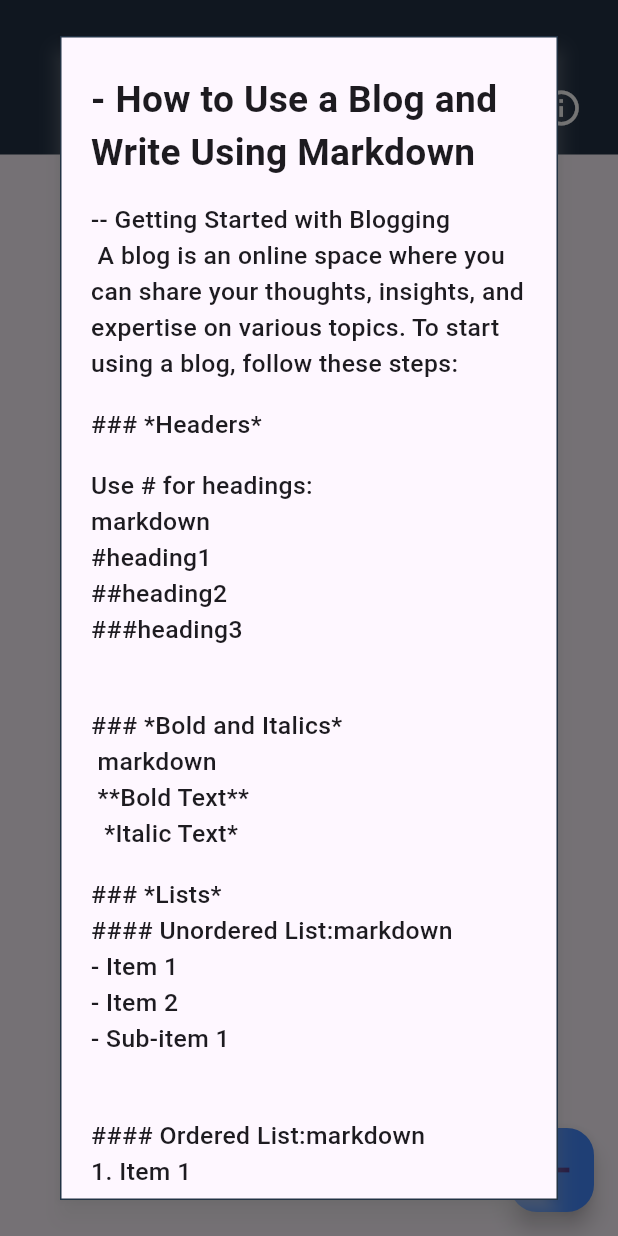
After one commit to HackSlashNITP/communityapp, a Flutter app: the Blog_Page screen opened directly, after a tap on the "info outline" icon, on a phone screen of 412 x 824 dp. The commit adds this screen. Run offline on Flutter 3.47's test engine with Material 3 defaults, Android fonts, the phone set to English and light mode, and no system bars; our stand-ins replace carousel_slider, cloud_firestore, dots_indicator, file_picker, firebase_auth, firebase_core and 16 more; missing offline and left inert: agora_rtc_engine, cloudinary_api, cloudinary_url_gen; accounts and stored records are empty.

Commit message:
Blog Page Added

```diff
--- /dev/null
+++ b/lib/controllers/blog_controller.dart
@@ -0,0 +1,88 @@
+import 'dart:io';
+
+import 'package:cloud_firestore/cloud_firestore.dart';
+import 'package:cloudinary_api/uploader/cloudinary_uploader.dart';
+import 'package:cloudinary_url_gen/cloudinary.dart';
+
+import 'package:flutter/material.dart';
+import 'package:flutter_dotenv/flutter_dotenv.dart';
+import 'package:get/get.dart';
+import 'package:image_picker/image_picker.dart';
+
+class BlogController  extends GetxController{
+  RxBool _isLoading=false.obs;
+  bool get isLoading=>_isLoading.value;
+  final controller  = TextEditingController().obs;
+  Rx<File?> localImage = Rx<File?>(null);
+
+
+
+  RxString imageUrl=''.obs;
+
+
+  void changeLoad(){
+    _isLoading.value = !_isLoading.value;
+  }
+
+  // for getting image from gallery
+ Future getImage() async{
+  print("🔑 Loaded Cloudinary API Key: ${dotenv.env['CloudinaryApi']}");
+    // initializing image picker
+    final ImagePicker picker=ImagePicker();
+    final XFile? image=await picker.pickImage(source: ImageSource.gallery,imageQuality: 60,maxWidth: 800,maxHeight: 600);
+
+    if(image!=null){
+     final imageFile = File(image.path);
+     localImage.value = imageFile;
+
+
+      var cloudinary = Cloudinary.fromStringUrl(
+          'cloudinary://239118281366527:${dotenv.env['CloudinaryApi']}@daj7vxuyb');
+      final response = await cloudinary.uploader().upload(imageFile);
+      if (response != null &&
+          response.data != null &&
+          response.data!.secureUrl != null) {
+        imageUrl.value = response.data!.secureUrl!;
+      }
+
+    }
+    else{
+       print("❌ No image selected");
+    }
+  }
+
+  Future<void> submitPost() async{
+
+    if (controller.value.text.trim().isEmpty && imageUrl.value.isEmpty){
+        Get.snackbar("Error", "Post content or image is required.");
+        return;
+    };
+     changeLoad();
+
+
+   String postContent = controller.value.text;
+  if(imageUrl.value.isNotEmpty){
+    postContent = "\n\n![Image]($imageUrl)\n$postContent";
+  } // Markdown format for image
+
+
+
+    // adding to firebase
+    await FirebaseFirestore.instance.collection('posts').add({
+      'content': postContent,
+      'timestamp': FieldValue.serverTimestamp(),
+    });
+
+  imageUrl.value = '';
+  controller.value.clear();
+  localImage.value = null;
+
+
+
+    changeLoad();
+    Get.back();
+
+  }
+
+
+}
--- /dev/null
+++ b/lib/views/learning/blogs/blogpage.dart
@@ -0,0 +1,137 @@
+
+import 'package:cloud_firestore/cloud_firestore.dart';
+import 'package:communityapp/controllers/blog_controller.dart';
+import 'package:communityapp/views/learning/blogs/infoPage.dart';
+import 'package:communityapp/views/learning/blogs/postPage.dart';
+import 'package:flutter/material.dart';
+import 'package:flutter_markdown/flutter_markdown.dart';
+import 'package:get/get.dart';
+import 'package:intl/intl.dart';
+
+class Blog_Page extends StatefulWidget {
+  const Blog_Page({super.key});
+
+  @override
+  State<Blog_Page> createState() => _Blog_PageState();
+}
+
+class _Blog_PageState extends State<Blog_Page> {
+   double width=Get.width;
+    double height=Get.height;
+    // initalising controller
+    BlogController blogController=Get.put(BlogController());
+  @override
+  Widget build(BuildContext context) {
+
+
+
+    return Scaffold(
+      appBar: appBar(),
+      body:buildBlock(),
+
+
+
+
+      floatingActionButton: FloatingActionButton(onPressed: (){
+      Get.to(post_Page());
+
+      },
+      tooltip: 'Add Blog',
+      splashColor: Colors.blue,
+
+
+      backgroundColor: Colors.blueAccent,
+      shape: RoundedRectangleBorder(borderRadius: BorderRadius.all(Radius.circular(18))),
+      child: const Icon(Icons.add,size: 40,),
+      ),
+    );
+  }
+  PreferredSizeWidget appBar(){
+
+    return PreferredSize(
+        preferredSize: Size.fromHeight(height * 0.2),
+        child: Container(
+          padding: EdgeInsets.only(
+              top: height * 0.05, left: width * 0.03, right: width * 0.02),
+          color:Color.fromRGBO(34, 51, 69, 1.0),
+          width: width * 0.9,
+          height: height * 0.125,
+          child: Row(
+            children: [
+              // menu option
+            SizedBox(width: width*0.27),
+            Text('Blog Page',style: TextStyle(fontSize: 35,fontWeight: FontWeight.bold,color: Colors.white),),
+            SizedBox(width: width*0.18),
+            InkWell(
+              // get info about markdown
+                  onTap: (
+
+                  ){
+                     Get.dialog(
+                      Dialog(
+                        child: InfoPage(),
+                        shadowColor: Colors.grey,
+                        shape:Border.all(width: 1,color:Color.fromRGBO(34, 51, 69, 1.0), ),
+                      )
+                     );
+                  },
+                  child:  Icon(Icons.info_outline,size: 28,color: Colors.white,),
+
+            )
+            ],
+          ),
+        ));
+  }
+
+  Widget buildBlock(){
+    return  StreamBuilder(stream: FirebaseFirestore.instance.collection('posts').orderBy('timestamp',descending: true).snapshots(),
+       builder: (context,snapshot){
+        if(snapshot.connectionState==ConnectionState.waiting){
+          return Center(child: CircularProgressIndicator(),);
+        }
+        if (!snapshot.hasData || snapshot.data!.docs.isEmpty) {
+            return const Center(child: Text("No posts yet!"));
+          }
+          return ListView.builder(
+            padding: EdgeInsets.all(10),
+            itemCount: snapshot.data!.docs.length,
+            itemBuilder: (context,index){
+              final doc=snapshot.data!.docs[index];
+              String content = doc['content'] ?? '';
+              var timestamp = doc['timestamp'];
+           String formattedTimestamp = '';
+
+        if (timestamp != null) {
+          // Format the date and time up to seconds
+          DateFormat dateFormat = DateFormat('yyyy-MM-dd HH:mm:ss');
+          formattedTimestamp = dateFormat.format(timestamp.toDate());
+        }
+
+              return Card(
+                margin: EdgeInsets.symmetric(vertical: 10),
+                child: Padding(padding: const EdgeInsets.all(10),
+                child: Column(
+                  crossAxisAlignment: CrossAxisAlignment.center,
+                  children: [
+
+                       // Markdown-formatted Content
+                      MarkdownBody(
+                        data: content,
+                        selectable: true, // Allows text selection
+                      ),
+                      // timestamp view
+                      Align(
+                        alignment: Alignment.bottomRight,
+                        child: Text(
+                            formattedTimestamp,
+                          style: const TextStyle(fontSize: 12, color: Colors.grey,fontWeight: FontWeight.w800),
+                        ),
+                      ),
+                  ],
+                ),)
+              );
+            },
+          );
+       });
+  }
+}
--- /dev/null
+++ b/lib/views/learning/blogs/infoPage.dart
@@ -0,0 +1,58 @@
+import 'package:flutter/material.dart';
+import 'package:get/get.dart';
+
+class InfoPage extends StatelessWidget {
+  const InfoPage({super.key});
+
+  @override
+  Widget build(BuildContext context) {
+    double width = Get.width;
+    double height = Get.height;
+    return Scaffold(
+
+      body: Container(
+        padding: EdgeInsets.only(left: width * 0.05, right: width * 0.05),
+        child: SingleChildScrollView(
+
+          child: Column(
+            crossAxisAlignment: CrossAxisAlignment.start,
+
+            children: [
+              SizedBox(
+                height: height * 0.03,
+              ),
+              Text(
+                "- How to Use a Blog and Write Using Markdown",
+                style: TextStyle(
+                    fontSize: width * 0.06, fontWeight: FontWeight.w700),
+              ),
+              SizedBox(
+                height: height * 0.02,
+              ),
+              Text(
+                  "-- Getting Started with Blogging \n A blog is an online space where you can share your thoughts, insights, and expertise on various topics. To start using a blog, follow these steps:",style: TextStyle(fontSize: width*0.04,fontWeight: FontWeight.w500)),
+                SizedBox(height: height*0.02),
+              Text("### *Headers*",style: TextStyle(fontSize: width*0.04,fontWeight: FontWeight.w500),),
+              SizedBox(height: height*0.02,),
+              Text("Use # for headings: \nmarkdown\n#heading1\n##heading2 \n###heading3\n",style: TextStyle(fontSize: width*0.04,fontWeight: FontWeight.w500),),
+              SizedBox(height: height*0.02,),
+              Text("### *Bold and Italics*\n markdown\n **Bold Text**\n  *Italic Text*",style: TextStyle(fontSize: width*0.04,fontWeight: FontWeight.w500),),
+              SizedBox(height: height*0.02,),
+              Text("### *Lists*\n#### Unordered List:markdown\n- Item 1\n- Item 2\n- Sub-item 1\n",style: TextStyle(fontSize: width*0.04,fontWeight: FontWeight.w500),),
+              SizedBox(height: height*0.02,),
+              Text("#### Ordered List:markdown\n1. Item 1\n2. Item 2\n   1. Sub-item 1\n",style: TextStyle(fontSize: width*0.04,fontWeight: FontWeight.w500),),
+              SizedBox(height: height*0.02,),
+
+
+
+
+
+
+
+            ],
+          ),
+        ),
+      ),
+    );
+  }
+}
--- a/lib/views/learning/learning_view.dart
+++ b/lib/views/learning/learning_view.dart
@@ -1,5 +1,6 @@
 import 'package:communityapp/res/colors.dart';
 import 'package:communityapp/views/learning/ai_chat_view.dart';
+import 'package:communityapp/views/learning/blogs/blogpage.dart';
 import 'package:flutter/material.dart';
 import 'package:get/get.dart';
 import '../../widgets/learning_card.dart';
@@ -187,9 +188,9 @@ class LearningView extends StatelessWidget {
       "onTap": () => print("Playlist tapped"),
     },
     {
-      "name": "Projects",
+      "name": "Blogs",
       "imagePath": "assets/learning/projects_icon.png",
-      "onTap": () => print("Projects tapped"),
+      "onTap": () =>Get.to(Blog_Page())
     },
     {
       "name": "Pdf Notes",
--- a/pubspec.yaml
+++ b/pubspec.yaml
@@ -66,6 +66,7 @@ dependencies:
   google_generative_ai: ^0.4.6
   agora_rtc_engine: ^6.0.0
   permission_handler: ^11.3.1
+  flutter_markdown: ^0.7.6
 
 
 dev_dependencies:
```
Also changed, not shown: lib/views/learning/blogs/postPage.dart (added, +104 -0 lines), pubspec.lock.
